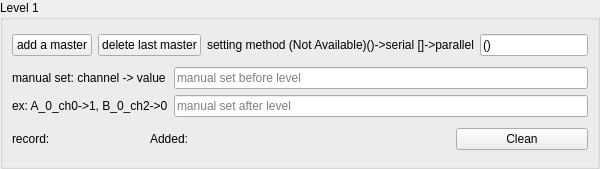
First picture: the form in core/ui/individual_level.ui, repository lictailer/zmeter, before the edit.
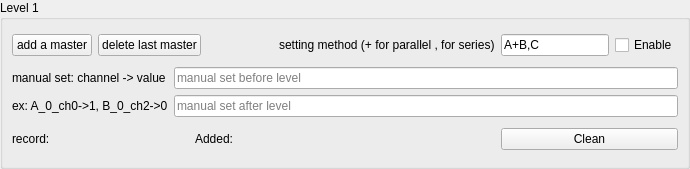
Second picture: the form after the edit.

Commit message: -finish the scan logic method control

What changed in the file:
```diff
--- a/core/ui/individual_level.ui
+++ b/core/ui/individual_level.ui
@@ -6,7 +6,7 @@
    <rect>
     <x>0</x>
     <y>0</y>
-    <width>556</width>
+    <width>690</width>
     <height>169</height>
    </rect>
   </property>
@@ -67,7 +67,7 @@
         <item>
          <widget class="QLabel" name="label">
           <property name="text">
-           <string>setting method (Not Available)()-&gt;serial []-&gt;parallel</string>
+           <string>setting method (+ for parallel , for series)</string>
           </property>
          </widget>
         </item>
@@ -86,7 +86,14 @@
            </size>
           </property>
           <property name="text">
-           <string>()</string>
+           <string>A+B,C</string>
+          </property>
+         </widget>
+        </item>
+        <item>
+         <widget class="QCheckBox" name="enable_setting_method_checkBox">
+          <property name="text">
+           <string>Enable</string>
           </property>
          </widget>
         </item>
```
The commit also changes 27 other files.
